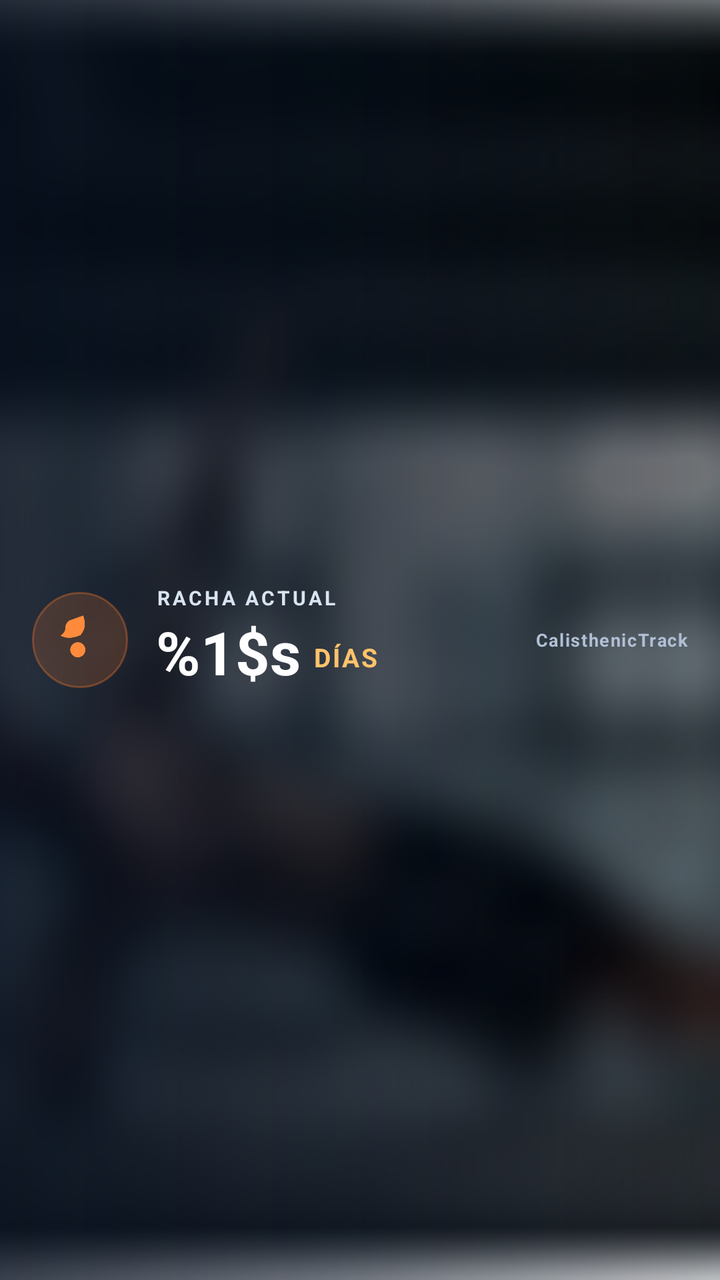
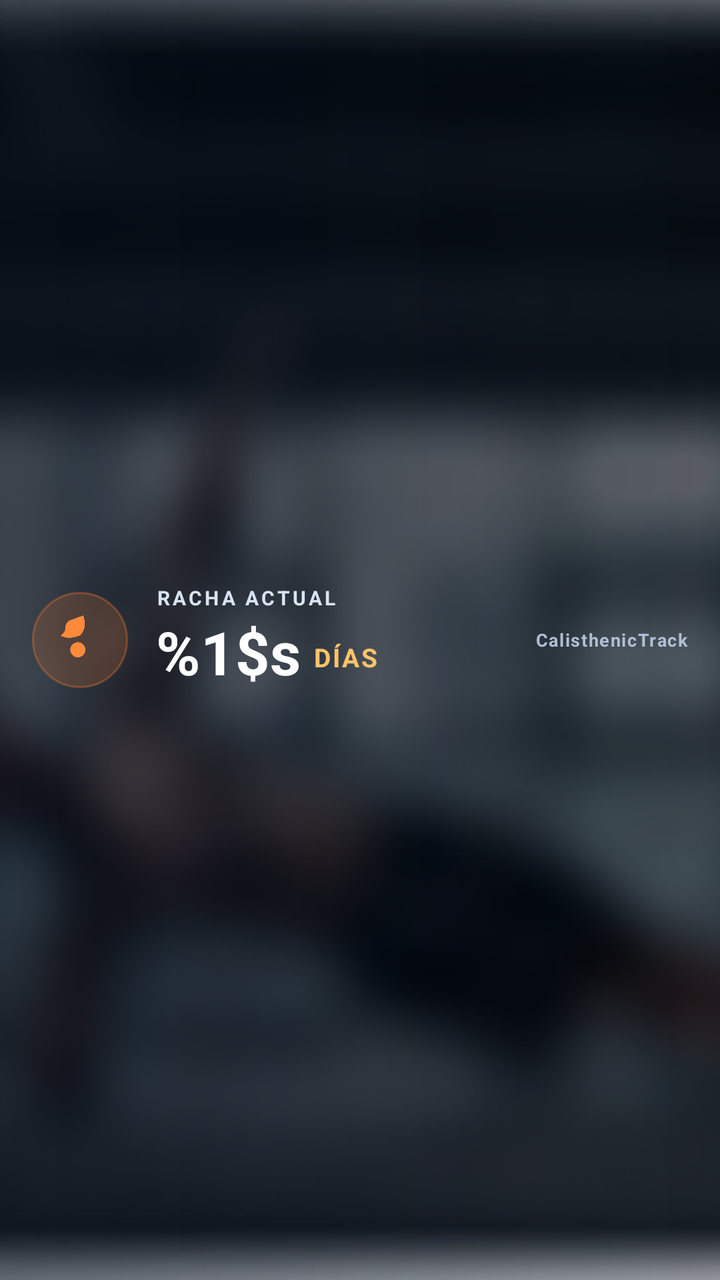

Screens rendered from an Android XML layout before and after an edit, with the pre-edit source and the edit as a unified diff.
<!-- AndroidManifest.xml: fallback theme Theme.MaterialComponents.DayNight.NoActionBar -->
<!-- res/layout/streak_widget.xml -->
<?xml version="1.0" encoding="utf-8"?>
<FrameLayout xmlns:android="http://schemas.android.com/apk/res/android"
    android:id="@+id/widget_root"
    android:layout_width="match_parent"
    android:layout_height="match_parent">

    <ImageView
        android:layout_width="match_parent"
        android:layout_height="match_parent"
        android:scaleType="centerCrop"
        android:importantForAccessibility="no"
        android:src="@drawable/widget_bg_home" />

    <View
        android:layout_width="match_parent"
        android:layout_height="match_parent"
        android:background="@drawable/bg_widget_scrim" />

    <LinearLayout
        android:layout_width="match_parent"
        android:layout_height="match_parent"
        android:orientation="horizontal"
        android:gravity="center_vertical"
        android:paddingStart="16dp"
        android:paddingEnd="16dp">

        <FrameLayout
            android:layout_width="48dp"
            android:layout_height="48dp"
            android:background="@drawable/bg_flame_badge">

            <ImageView
                android:id="@+id/widget_flame"
                android:layout_width="26dp"
                android:layout_height="26dp"
                android:layout_gravity="center"
                android:contentDescription="@string/widget_title"
                android:src="@drawable/ic_widget_flame" />
        </FrameLayout>

        <LinearLayout
            android:layout_width="0dp"
            android:layout_height="wrap_content"
            android:layout_weight="1"
            android:layout_marginStart="14dp"
            android:orientation="vertical">

            <TextView
                android:layout_width="wrap_content"
                android:layout_height="wrap_content"
                android:text="@string/widget_title"
                android:textColor="#D9E4F2"
                android:textSize="10sp"
                android:textStyle="bold"
                android:letterSpacing="0.14" />

            <LinearLayout
                android:layout_width="wrap_content"
                android:layout_height="wrap_content"
                android:orientation="horizontal"
                android:gravity="bottom">

                <TextView
                    android:id="@+id/widget_streak"
                    android:layout_width="wrap_content"
                    android:layout_height="wrap_content"
                    android:layout_marginTop="2dp"
                    android:text="@string/widget_streak_value"
                    android:textColor="#FFFFFF"
                    android:textSize="30sp"
                    android:textStyle="bold" />

                <TextView
                    android:layout_width="wrap_content"
                    android:layout_height="wrap_content"
                    android:layout_marginStart="6dp"
                    android:layout_marginBottom="4dp"
                    android:text="@string/widget_days"
                    android:textColor="#FFC36A"
                    android:textSize="13sp"
                    android:textStyle="bold"
                    android:letterSpacing="0.08" />
            </LinearLayout>
        </LinearLayout>

        <TextView
            android:layout_width="wrap_content"
            android:layout_height="wrap_content"
            android:text="@string/widget_subtitle"
            android:textColor="#B0BFD4"
            android:textSize="9sp"
            android:textStyle="bold"
            android:letterSpacing="0.06" />
    </LinearLayout>
</FrameLayout>
<!-- resources referenced by this layout -->
<resources>
  <!-- drawable bg_flame_badge (drawable) -->
  <?xml version="1.0" encoding="utf-8"?>
  <shape xmlns:android="http://schemas.android.com/apk/res/android"
      android:shape="oval">
      <solid android:color="#2EFF7A2E" />
      <stroke
          android:width="1dp"
          android:color="#55FF7A2E" />
  </shape>
  <!-- drawable bg_widget_scrim (drawable) -->
  <?xml version="1.0" encoding="utf-8"?>
  <shape xmlns:android="http://schemas.android.com/apk/res/android"
      android:shape="rectangle">
      <gradient
          android:angle="0"
          android:startColor="#C6061020"
          android:centerColor="#88061020"
          android:endColor="#33061020"
          android:type="linear" />
  </shape>
  <!-- drawable ic_widget_flame (drawable) -->
  <?xml version="1.0" encoding="utf-8"?>
  <vector xmlns:android="http://schemas.android.com/apk/res/android"
      android:width="24dp"
      android:height="24dp"
      android:viewportWidth="24"
      android:viewportHeight="24">
      <path
          android:fillColor="#FF8A3C"
          android:pathData="M13.5,0.67s0.74,2.21 0.74,4c0,1.77 -0.73,3.65 -2.03,5.1C11,10.3 8.85,11 6.94,11 4.87,11 3,10 3,10s2.2,-1.2 2.2,-3.5c0,-1.2 0.6,-2.5 1.6,-3.4L13.5,0.67zM11,13c1.9,0 3.5,1.6 3.5,3.5S12.9,20 11,20s-3.5,-1.6 -3.5,-3.5S9.1,13 11,13z" />
  </vector>
  <!-- drawable widget_bg_home: png bitmap (drawable-nodpi, 322061 bytes) -->
  <string name="widget_days">DÍAS</string>
  <string name="widget_streak_value">%1$s</string>
  <string name="widget_subtitle">CalisthenicTrack</string>
  <string name="widget_title">RACHA ACTUAL</string>
</resources>

<!-- the commit's change to res/layout/streak_widget.xml (unified diff, before → after) -->
@@ -10,11 +10,6 @@
         android:scaleType="centerCrop"
         android:importantForAccessibility="no"
         android:src="@drawable/widget_bg_home" />
-
-    <View
-        android:layout_width="match_parent"
-        android:layout_height="match_parent"
-        android:background="@drawable/bg_widget_scrim" />
 
     <LinearLayout
         android:layout_width="match_parent"
<!-- resource entries referenced after the edit -->
@@ -8,17 +8,6 @@
       <stroke
           android:width="1dp"
           android:color="#55FF7A2E" />
-  </shape>
-  <!-- drawable bg_widget_scrim (drawable) -->
-  <?xml version="1.0" encoding="utf-8"?>
-  <shape xmlns:android="http://schemas.android.com/apk/res/android"
-      android:shape="rectangle">
-      <gradient
-          android:angle="0"
-          android:startColor="#C6061020"
-          android:centerColor="#88061020"
-          android:endColor="#33061020"
-          android:type="linear" />
   </shape>
   <!-- drawable ic_widget_flame (drawable) -->
   <?xml version="1.0" encoding="utf-8"?>
@@ -31,7 +20,7 @@
           android:fillColor="#FF8A3C"
           android:pathData="M13.5,0.67s0.74,2.21 0.74,4c0,1.77 -0.73,3.65 -2.03,5.1C11,10.3 8.85,11 6.94,11 4.87,11 3,10 3,10s2.2,-1.2 2.2,-3.5c0,-1.2 0.6,-2.5 1.6,-3.4L13.5,0.67zM11,13c1.9,0 3.5,1.6 3.5,3.5S12.9,20 11,20s-3.5,-1.6 -3.5,-3.5S9.1,13 11,13z" />
   </vector>
-  <!-- drawable widget_bg_home: png bitmap (drawable-nodpi, 322061 bytes) -->
+  <!-- drawable widget_bg_home: png bitmap (drawable-nodpi, 232394 bytes) -->
   <string name="widget_days">DÍAS</string>
   <string name="widget_streak_value">%1$s</string>
   <string name="widget_subtitle">CalisthenicTrack</string>
